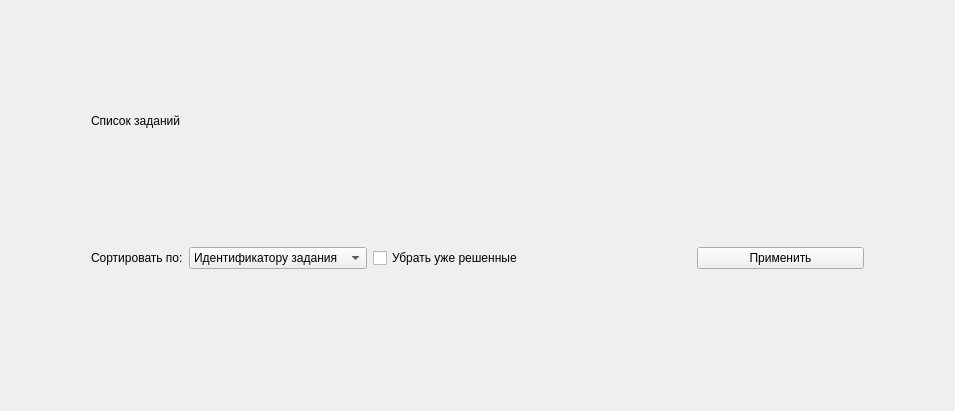
Before: the Qt Designer form client/gui/ui_student_task_page.ui in RozeQz/GraphEmbedding, drawn with Qt 5.
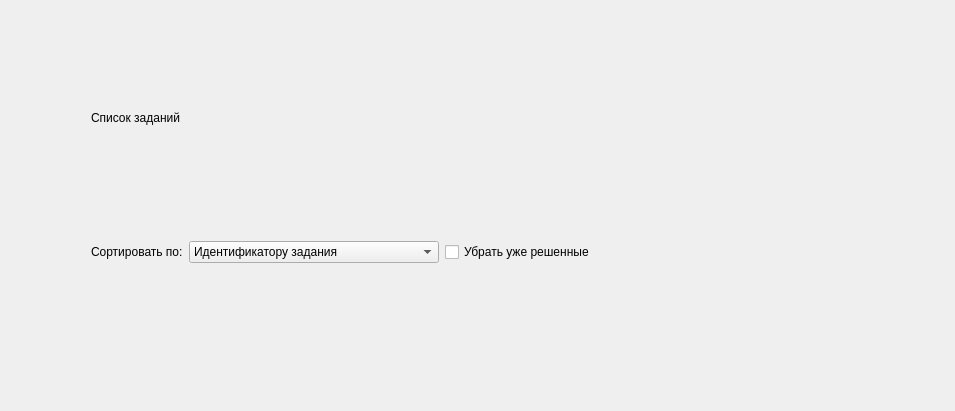
After: the same form once the commit is applied.

```diff
--- a/client/gui/ui_student_task_page.ui
+++ b/client/gui/ui_student_task_page.ui
@@ -120,7 +120,7 @@
        </property>
        <property name="maximumSize">
         <size>
-         <width>300</width>
+         <width>250</width>
          <height>16777215</height>
         </size>
        </property>
@@ -162,44 +162,6 @@
        </property>
       </spacer>
      </item>
-     <item>
-      <widget class="QPushButton" name="btn_search">
-       <property name="sizePolicy">
-        <sizepolicy hsizetype="Expanding" vsizetype="Fixed">
-         <horstretch>0</horstretch>
-         <verstretch>0</verstretch>
-        </sizepolicy>
-       </property>
-       <property name="maximumSize">
-        <size>
-         <width>200</width>
-         <height>16777215</height>
-        </size>
-       </property>
-       <property name="cursor">
-        <cursorShape>PointingHandCursor</cursorShape>
-       </property>
-       <property name="text">
-        <string>Применить</string>
-       </property>
-      </widget>
-     </item>
-     <item>
-      <spacer name="horizontalSpacer_5">
-       <property name="orientation">
-        <enum>Qt::Horizontal</enum>
-       </property>
-       <property name="sizeType">
-        <enum>QSizePolicy::Maximum</enum>
-       </property>
-       <property name="sizeHint" stdset="0">
-        <size>
-         <width>80</width>
-         <height>20</height>
-        </size>
-       </property>
-      </spacer>
-     </item>
     </layout>
    </item>
    <item>
@@ -213,7 +175,7 @@
      <property name="sizeHint" stdset="0">
       <size>
        <width>20</width>
-       <height>40</height>
+       <height>20</height>
       </size>
      </property>
     </spacer>
@@ -257,6 +219,22 @@
      </item>
     </layout>
    </item>
+   <item>
+    <spacer name="verticalSpacer_3">
+     <property name="orientation">
+      <enum>Qt::Vertical</enum>
+     </property>
+     <property name="sizeType">
+      <enum>QSizePolicy::Maximum</enum>
+     </property>
+     <property name="sizeHint" stdset="0">
+      <size>
+       <width>20</width>
+       <height>30</height>
+      </size>
+     </property>
+    </spacer>
+   </item>
   </layout>
  </widget>
  <resources/>
```
